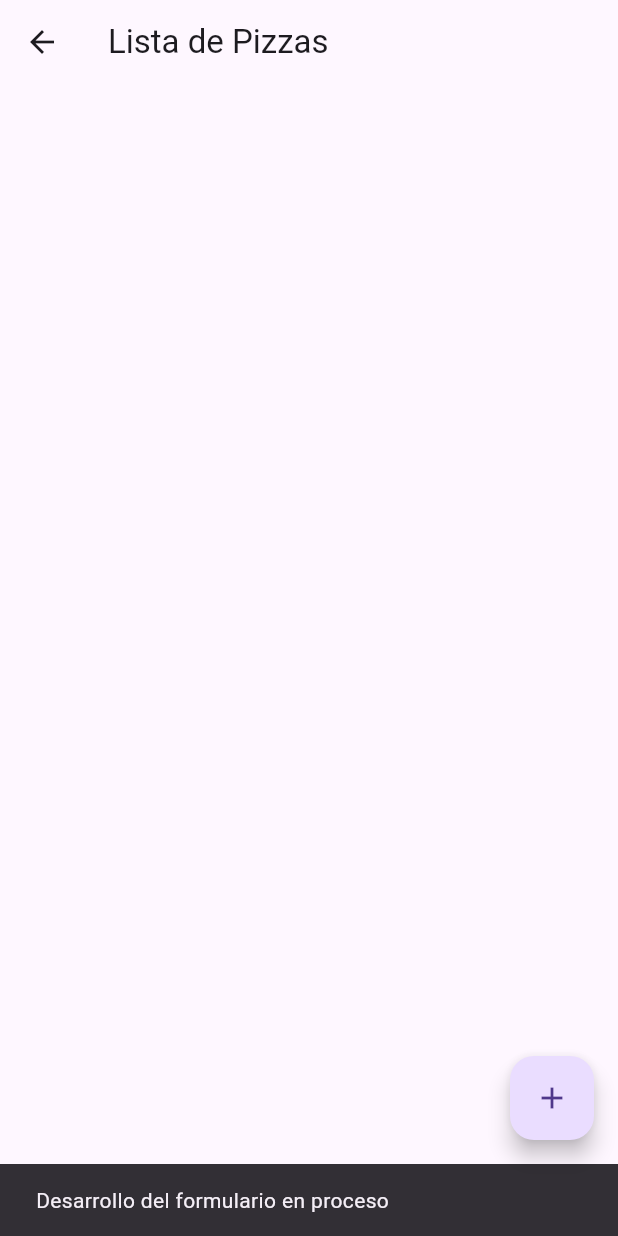
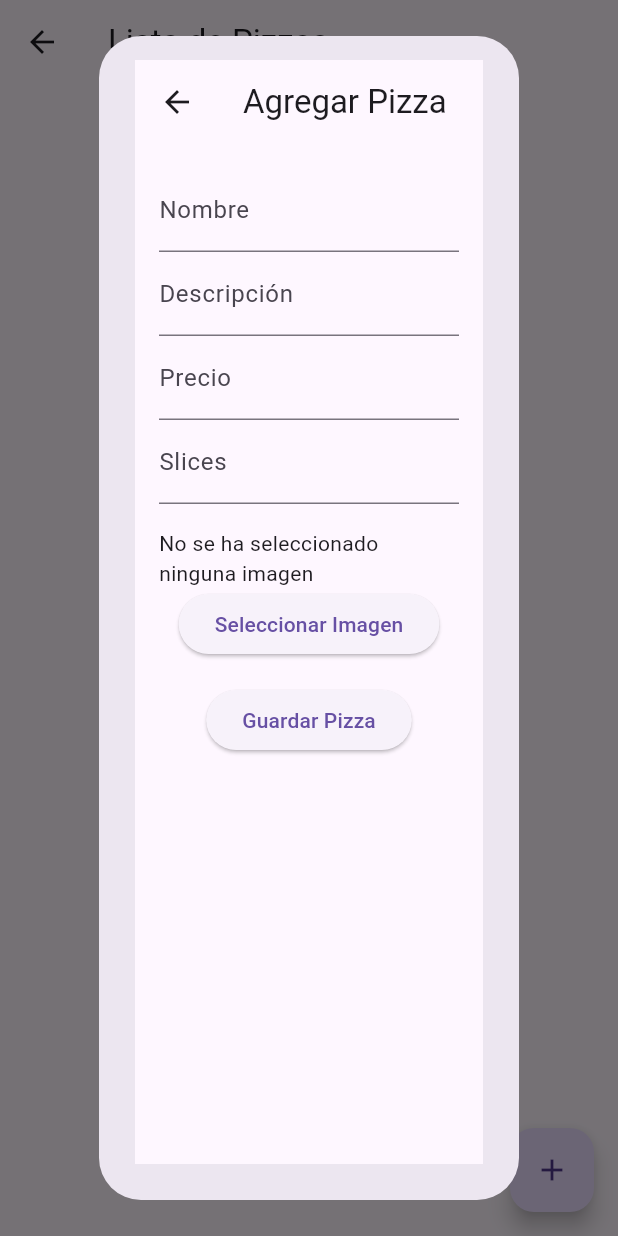
Before and after one commit to HaroldArguelloNic/mynapopizza, a Flutter app: the ProductoPage screen opened by its route, after a tap on the "add" icon, on a phone screen of 412 x 824 dp. Run offline on Flutter 3.47's test engine with Material 3 defaults, Android fonts, the light colour scheme and no system bars; our stand-ins replace cloud_firestore, firebase_core, image_picker; missing offline and left inert: mysql_client; accounts and stored records are empty.

Commit message:
Formulario para registro de Pizza, Dependencia: imagePicker

```diff
--- a/lib/main.dart
+++ b/lib/main.dart
@@ -1,4 +1,5 @@
 import 'package:flutter/material.dart';
+import 'package:mynapopizza/page/pizza_form.dart';
 import 'package:mynapopizza/page/splash_screen.dart';
 import 'package:mynapopizza/page/usuarios_page.dart';
 import 'page/cart.dart';
@@ -34,6 +35,7 @@ class MyApp extends StatelessWidget {
         '/miorden': (context) => const CartScreen(),
         '/miperfil': (context) => const MyAccountPage(),
         '/usuarios' : (context) => const UsuariosPage(),
+        '/formPizza':(context) => const PizzaForm(),
       },
     );
   }
--- /dev/null
+++ b/lib/page/pizza_form.dart
@@ -0,0 +1,131 @@
+import 'package:flutter/material.dart';
+import 'dart:io';
+import 'package:image_picker/image_picker.dart';
+
+class PizzaForm extends StatefulWidget {
+  const PizzaForm ({super.key});
+  @override
+  State<PizzaForm>  createState() => _PizzaFormState();
+}
+
+class _PizzaFormState extends State<PizzaForm> {
+  final _formKey = GlobalKey<FormState>();
+  String? nombre;
+  String? descripcion;
+  File? imageFile;
+  double? precio;
+  int? slices;
+
+  final picker = ImagePicker();
+
+  Future<void> _pickImage() async {
+    final pickedFile = await picker.pickImage(source: ImageSource.gallery);
+    if (pickedFile != null) {
+      setState(() {
+        imageFile = File(pickedFile.path);
+      });
+    }
+  }
+
+  @override
+  Widget build(BuildContext context) {
+    return Scaffold(
+      appBar: AppBar(
+        title: const Text('Agregar Pizza'),
+      ),
+      body: Padding(
+        padding: const EdgeInsets.all(16.0),
+        child: Form(
+          key: _formKey,
+          child: SingleChildScrollView(
+            child: Column(
+              children: [
+                TextFormField(
+                  decoration: const InputDecoration(labelText: 'Nombre'),
+                  validator: (value) {
+                    if (value == null || value.isEmpty) {
+                      return 'Por favor ingrese el nombre de la pizza';
+                    }
+                    return null;
+                  },
+                  onSaved: (value) {
+                    nombre = value;
+                  },
+                ),
+                TextFormField(
+                  decoration: const InputDecoration(labelText: 'Descripción'),
+                  validator: (value) {
+                    if (value == null || value.isEmpty) {
+                      return 'Por favor ingrese la descripción';
+                    }
+                    return null;
+                  },
+                  onSaved: (value) {
+                    descripcion = value;
+                  },
+                ),
+                TextFormField(
+                  decoration: const InputDecoration(labelText: 'Precio'),
+                  keyboardType: TextInputType.number,
+                  validator: (value) {
+                    if (value == null || value.isEmpty) {
+                      return 'Por favor ingrese el precio';
+                    }
+                    if (double.tryParse(value) == null) {
+                      return 'Por favor ingrese un número válido';
+                    }
+                    return null;
+                  },
+                  onSaved: (value) {
+                    precio = double.parse(value!);
+                  },
+                ),
+                TextFormField(
+                  decoration: const InputDecoration(labelText: 'Slices'),
+                  keyboardType: TextInputType.number,
+                  validator: (value) {
+                    if (value == null || value.isEmpty) {
+                      return 'Por favor ingrese el número de slices';
+                    }
+                    if (int.tryParse(value) == null) {
+                      return 'Por favor ingrese un número válido';
+                    }
+                    return null;
+                  },
+                  onSaved: (value) {
+                    slices = int.parse(value!);
+                  },
+                ),
+                const SizedBox(height: 16.0),
+                imageFile == null
+                    ? const Text('No se ha seleccionado ninguna imagen')
+                    : Image.file(imageFile!, height: 200),
+                ElevatedButton(
+                  onPressed: _pickImage,
+                  child: const Text('Seleccionar Imagen'),
+                ),
+                const SizedBox(height: 16.0),
+                ElevatedButton(
+                  onPressed: () {
+                    if (_formKey.currentState!.validate()) {
+                      _formKey.currentState!.save();
+                      // Aquí iría la lógica para guardar la pizza
+                      ScaffoldMessenger.of(context).showSnackBar(
+                        const SnackBar(content: Text('Pizza guardada con éxito')),
+                      );
+                      _formKey.currentState!.reset();
+                      setState(() {
+                        imageFile = null;
+                      });
+                    }
+                  },
+                  child: const Text('Guardar Pizza'),
+                ),
+              ],
+            ),
+          ),
+        ),
+      ),
+    );
+  }
+}
--- a/lib/page/producto_page.dart
+++ b/lib/page/producto_page.dart
@@ -1,4 +1,5 @@
 import 'package:flutter/material.dart';
+import 'package:mynapopizza/page/pizza_form.dart';
 
 class ProductoPage extends StatefulWidget {
   const ProductoPage({super.key});
@@ -18,11 +19,17 @@ class _ProductoPageState extends State<ProductoPage> {
   }
 
   void _registerPizza() {
-    // Lógica para registrar una nueva pizza Falta desarrollo
-    setState(() {
-      _showToast(context, "Desarrollo del formulario en proceso");
-    });
-  }
+  // Abre el formulario para registrar una nueva pizza
+  showDialog(
+    context: context,
+    builder: (BuildContext context) {
+      return AlertDialog(
+        content: PizzaForm(),
+      );
+    },
+  );
+}
+
 
   void _showToast(BuildContext context, String message) {
     final scaffold = ScaffoldMessenger.of(context);
--- a/pubspec.yaml
+++ b/pubspec.yaml
@@ -42,6 +42,7 @@ dependencies:
   http: ^1.2.0
   firebase_core: ^3.0.0
   cloud_firestore: ^5.0.0
+  image_picker: ^1.1.2
 
 dev_dependencies:
   flutter_test:
```
Also changed, not shown: pubspec.lock, 5 other files.
